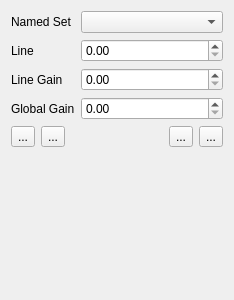
Qt form ui/VoltageAdjust.ui (MonroeQuantumNetworks/IonControl) before a commit.
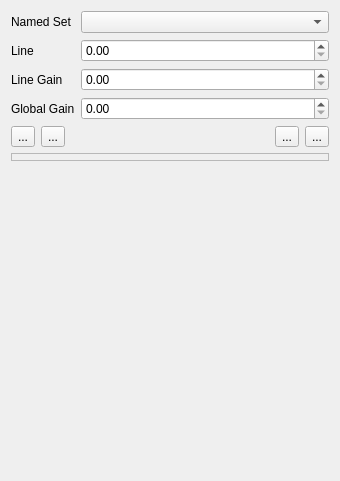
The same form after that commit. Icons and pictures are not drawn. Custom widgets are drawn as their Qt base class.

Diff of the .ui file:
```diff
--- a/ui/VoltageAdjust.ui
+++ b/ui/VoltageAdjust.ui
@@ -6,8 +6,8 @@
    <rect>
     <x>0</x>
     <y>0</y>
-    <width>234</width>
-    <height>300</height>
+    <width>340</width>
+    <height>481</height>
    </rect>
   </property>
   <property name="windowTitle">
@@ -146,6 +146,23 @@
      <property name="lineWidth">
       <number>0</number>
      </property>
+     <layout class="QVBoxLayout" name="verticalLayout">
+      <property name="spacing">
+       <number>3</number>
+      </property>
+      <property name="leftMargin">
+       <number>0</number>
+      </property>
+      <property name="topMargin">
+       <number>3</number>
+      </property>
+      <property name="rightMargin">
+       <number>0</number>
+      </property>
+      <property name="bottomMargin">
+       <number>3</number>
+      </property>
+     </layout>
     </widget>
    </item>
   </layout>
```
Left out of the diff: 10 changed lines with no effect on the pictures.
